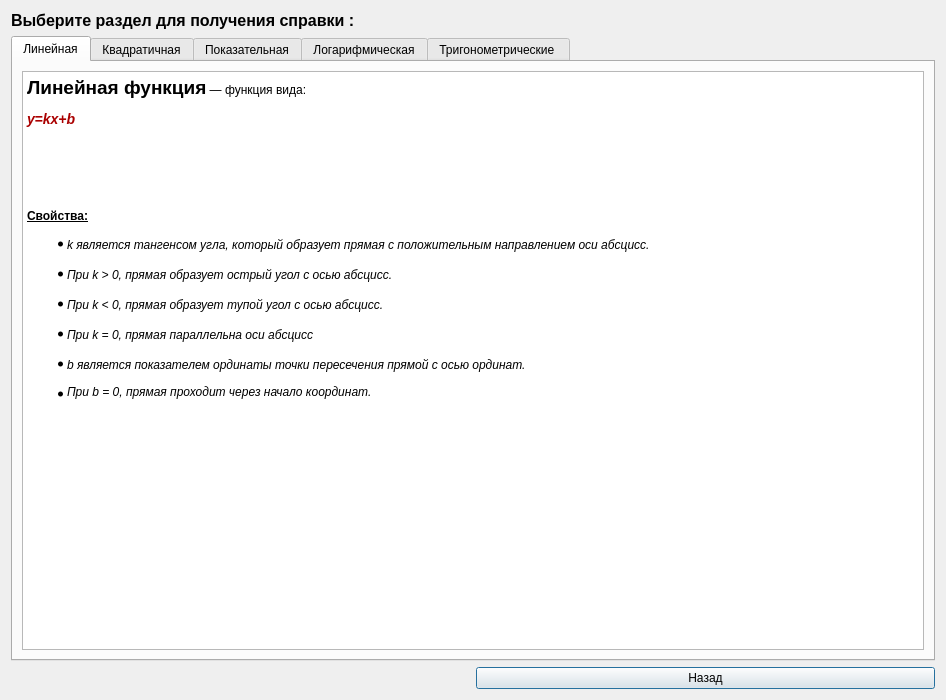
Above: help.ui from spellanser/graphx before the change. Below: the same form after it.
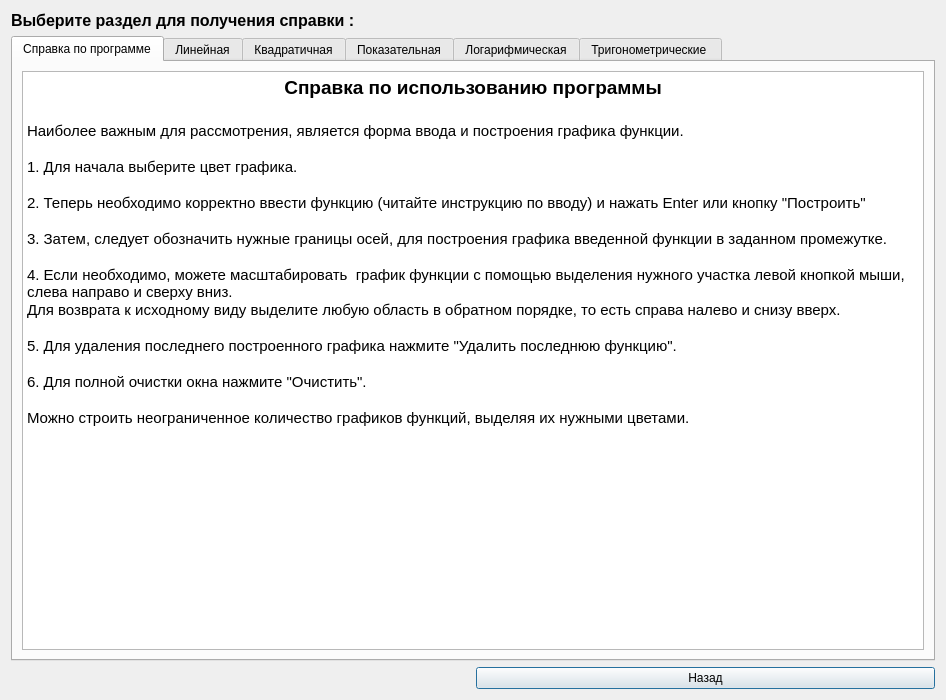
That is the form after the change. Icons and pictures are not drawn.

Commit message: graphx v 1.1 release; add color menu, edited help menu,fixed some bugs

Diff of the .ui file:
```diff
--- a/help.ui
+++ b/help.ui
@@ -44,6 +44,45 @@
      <property name="currentIndex">
       <number>0</number>
      </property>
+     <widget class="QWidget" name="tab_6">
+      <attribute name="title">
+       <string>Справка по программе</string>
+      </attribute>
+      <layout class="QGridLayout" name="gridLayout_7">
+       <item row="0" column="0">
+        <widget class="QTextEdit" name="textEdit_6">
+         <property name="readOnly">
+          <bool>true</bool>
+         </property>
+         <property name="html">
+          <string>&lt;!DOCTYPE HTML PUBLIC &quot;-//W3C//DTD HTML 4.0//EN&quot; &quot;http://www.w3.org/TR/REC-html40/strict.dtd&quot;&gt;
+&lt;html&gt;&lt;head&gt;&lt;meta name=&quot;qrichtext&quot; content=&quot;1&quot; /&gt;&lt;style type=&quot;text/css&quot;&gt;
+p, li { white-space: pre-wrap; }
+&lt;/style&gt;&lt;/head&gt;&lt;body style=&quot; font-family:'Ubuntu'; font-size:11pt; font-weight:400; font-style:normal;&quot;&gt;
+&lt;p align=&quot;center&quot; style=&quot; margin-top:0px; margin-bottom:0px; margin-left:0px; margin-right:0px; -qt-block-indent:0; text-indent:0px;&quot;&gt;&lt;span style=&quot; font-size:14pt; font-weight:600;&quot;&gt;Справка по использованию программы&lt;/span&gt;&lt;/p&gt;
+&lt;p style=&quot;-qt-paragraph-type:empty; margin-top:0px; margin-bottom:0px; margin-left:0px; margin-right:0px; -qt-block-indent:0; text-indent:0px; font-size:14pt; font-weight:600;&quot;&gt;&lt;/p&gt;
+&lt;p style=&quot; margin-top:0px; margin-bottom:0px; margin-left:0px; margin-right:0px; -qt-block-indent:0; text-indent:0px;&quot;&gt;Наиболее важным для рассмотрения, является форма ввода и построения графика функции.&lt;/p&gt;
+&lt;p style=&quot;-qt-paragraph-type:empty; margin-top:0px; margin-bottom:0px; margin-left:0px; margin-right:0px; -qt-block-indent:0; text-indent:0px;&quot;&gt;&lt;/p&gt;
+&lt;p style=&quot; margin-top:0px; margin-bottom:0px; margin-left:0px; margin-right:0px; -qt-block-indent:0; text-indent:0px;&quot;&gt;1. Для начала выберите цвет графика.&lt;/p&gt;
+&lt;p style=&quot;-qt-paragraph-type:empty; margin-top:0px; margin-bottom:0px; margin-left:0px; margin-right:0px; -qt-block-indent:0; text-indent:0px;&quot;&gt;&lt;/p&gt;
+&lt;p style=&quot; margin-top:0px; margin-bottom:0px; margin-left:0px; margin-right:0px; -qt-block-indent:0; text-indent:0px;&quot;&gt;2. Теперь необходимо корректно ввести функцию (читайте инструкцию по вводу) и нажать Enter или кнопку &amp;quot;Построить&amp;quot;&lt;/p&gt;
+&lt;p style=&quot;-qt-paragraph-type:empty; margin-top:0px; margin-bottom:0px; margin-left:0px; margin-right:0px; -qt-block-indent:0; text-indent:0px;&quot;&gt;&lt;/p&gt;
+&lt;p style=&quot; margin-top:0px; margin-bottom:0px; margin-left:0px; margin-right:0px; -qt-block-indent:0; text-indent:0px;&quot;&gt;3. Затем, следует обозначить нужные границы осей, для построения графика введенной функции в заданном промежутке.&lt;/p&gt;
+&lt;p style=&quot;-qt-paragraph-type:empty; margin-top:0px; margin-bottom:0px; margin-left:0px; margin-right:0px; -qt-block-indent:0; text-indent:0px;&quot;&gt;&lt;/p&gt;
+&lt;p style=&quot; margin-top:0px; margin-bottom:0px; margin-left:0px; margin-right:0px; -qt-block-indent:0; text-indent:0px;&quot;&gt;4. Если необходимо, можете масштабировать  график функции с помощью выделения нужного участка левой кнопкой мыши, слева направо и сверху вниз.&lt;/p&gt;
+&lt;p style=&quot; margin-top:0px; margin-bottom:0px; margin-left:0px; margin-right:0px; -qt-block-indent:0; text-indent:0px;&quot;&gt;Для возврата к исходному виду выделите любую область в обратном порядке, то есть справа налево и снизу вверх.&lt;/p&gt;
+&lt;p style=&quot;-qt-paragraph-type:empty; margin-top:0px; margin-bottom:0px; margin-left:0px; margin-right:0px; -qt-block-indent:0; text-indent:0px;&quot;&gt;&lt;/p&gt;
+&lt;p style=&quot; margin-top:0px; margin-bottom:0px; margin-left:0px; margin-right:0px; -qt-block-indent:0; text-indent:0px;&quot;&gt;5. Для удаления последнего построенного графика нажмите &amp;quot;Удалить последнюю функцию&amp;quot;.&lt;/p&gt;
+&lt;p style=&quot;-qt-paragraph-type:empty; margin-top:0px; margin-bottom:0px; margin-left:0px; margin-right:0px; -qt-block-indent:0; text-indent:0px;&quot;&gt;&lt;/p&gt;
+&lt;p style=&quot; margin-top:0px; margin-bottom:0px; margin-left:0px; margin-right:0px; -qt-block-indent:0; text-indent:0px;&quot;&gt;6. Для полной очистки окна нажмите &amp;quot;Очистить&amp;quot;.&lt;/p&gt;
+&lt;p style=&quot;-qt-paragraph-type:empty; margin-top:0px; margin-bottom:0px; margin-left:0px; margin-right:0px; -qt-block-indent:0; text-indent:0px;&quot;&gt;&lt;/p&gt;
+&lt;p style=&quot; margin-top:0px; margin-bottom:0px; margin-left:0px; margin-right:0px; -qt-block-indent:0; text-indent:0px;&quot;&gt;Можно строить неограниченное количество графиков функций, выделяя их нужными цветами.&lt;/p&gt;
+&lt;p style=&quot;-qt-paragraph-type:empty; margin-top:0px; margin-bottom:0px; margin-left:0px; margin-right:0px; -qt-block-indent:0; text-indent:0px;&quot;&gt;&lt;/p&gt;&lt;/body&gt;&lt;/html&gt;</string>
+         </property>
+        </widget>
+       </item>
+      </layout>
+     </widget>
      <widget class="QWidget" name="tab">
       <attribute name="title">
        <string>Линейная</string>
```
The commit also changes 6 other files.
